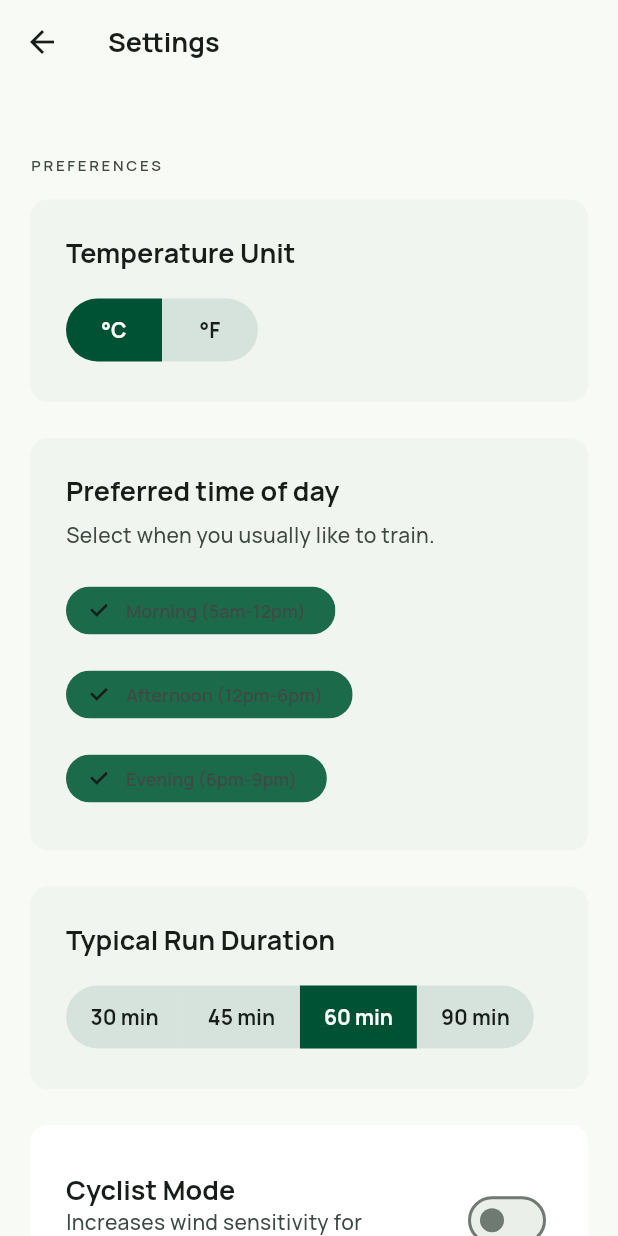
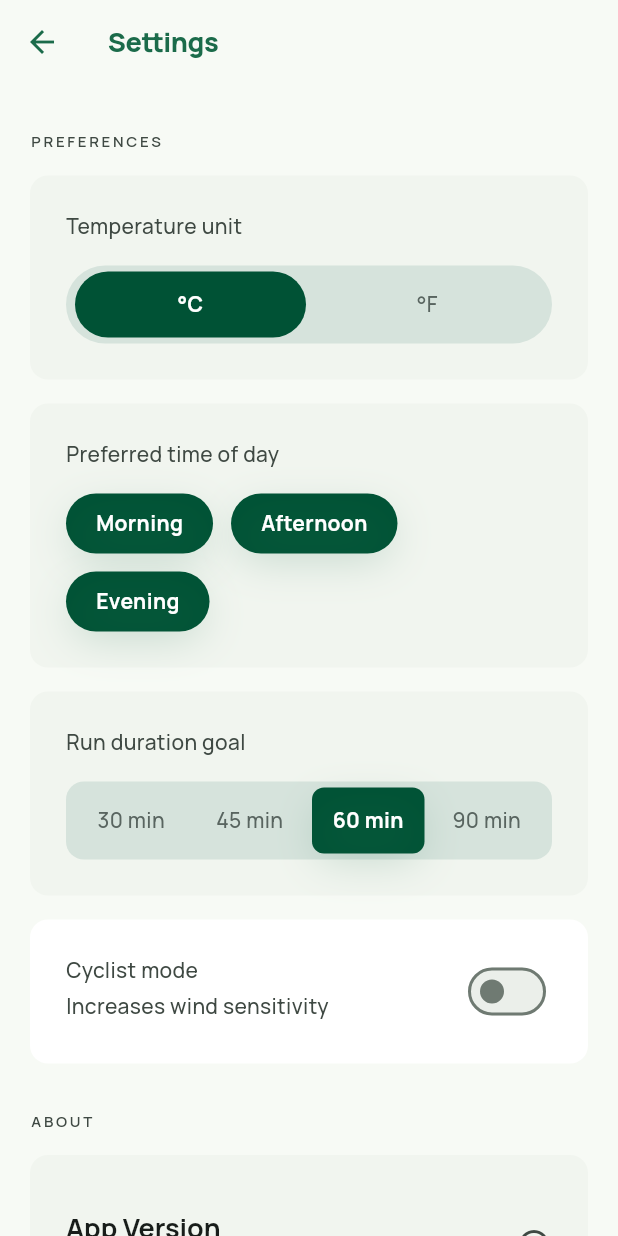
Before and after one commit to JamesRepo/run-check, a Flutter app: the SettingsScreen screen opened by its route, on a phone screen of 412 x 824 dp. Run offline on Flutter 3.47's test engine with Material 3 defaults, Android fonts, the light colour scheme and no system bars; our stand-ins replace flutter_riverpod, geocoding, geolocator, go_router, google_fonts, hive and 2 more; accounts and stored records are empty.

Commit message:
Restyle settings screen to match design

```diff
--- a/lib/screens/settings_screen.dart
+++ b/lib/screens/settings_screen.dart
@@ -5,27 +5,16 @@ import 'package:run_check/models/user_preferences.dart';
 import 'package:run_check/providers/settings_provider.dart';
 import 'package:run_check/utils/app_colors.dart';
 import 'package:run_check/utils/app_radii.dart';
+import 'package:run_check/utils/app_shadows.dart';
 import 'package:run_check/utils/app_spacing.dart';
 
 class SettingsScreen extends ConsumerWidget {
   const SettingsScreen({super.key});
 
   static const _timePeriodOptions = <_TimePeriodOption>[
-    _TimePeriodOption(
-      value: 'morning',
-      label: 'Morning',
-      description: '5am-12pm',
-    ),
-    _TimePeriodOption(
-      value: 'afternoon',
-      label: 'Afternoon',
-      description: '12pm-6pm',
-    ),
-    _TimePeriodOption(
-      value: 'evening',
-      label: 'Evening',
-      description: '6pm-9pm',
-    ),
+    _TimePeriodOption(value: 'morning', label: 'Morning'),
+    _TimePeriodOption(value: 'afternoon', label: 'Afternoon'),
+    _TimePeriodOption(value: 'evening', label: 'Evening'),
   ];
 
   static const _runDurationOptions = UserPreferences.supportedRunDurations;
@@ -42,81 +31,75 @@ class SettingsScreen extends ConsumerWidget {
       appBar: AppBar(
         leading: IconButton(
           onPressed: () => context.pop(),
-          icon: const Icon(Icons.arrow_back),
+          icon: Icon(Icons.arrow_back, color: colorScheme.primaryContainer),
           tooltip: 'Back',
         ),
-        title: const Text('Settings'),
+        title: Text(
+          'Settings',
+          style: theme.textTheme.titleLarge?.copyWith(
+            color: colorScheme.primaryContainer,
+            fontWeight: FontWeight.w800,
+            letterSpacing: -0.3,
+          ),
+        ),
       ),
       body: ListView(
         padding: const EdgeInsets.fromLTRB(
           AppSpacing.screenPaddingH,
-          AppSpacing.screenPaddingTop,
+          32,
           AppSpacing.screenPaddingH,
           AppSpacing.cardGap,
         ),
         children: <Widget>[
           const _SectionHeader(title: 'Preferences'),
-          const SizedBox(height: AppSpacing.labelToContentGap),
+          const SizedBox(height: 16),
           _SettingsGroup(
             child: Column(
               crossAxisAlignment: CrossAxisAlignment.start,
               children: <Widget>[
-                Text('Temperature Unit', style: theme.textTheme.titleLarge),
-                const SizedBox(height: AppSpacing.labelToContentGap),
-                ClipRRect(
-                  borderRadius: BorderRadius.circular(AppRadii.settingsGroup),
-                  child: SegmentedButton<TemperatureUnit>(
-                    segments: const <ButtonSegment<TemperatureUnit>>[
-                      ButtonSegment<TemperatureUnit>(
+                Text(
+                  'Temperature unit',
+                  style: _settingLabelStyle(theme, colorScheme),
+                ),
+                const SizedBox(height: 16),
+                _SegmentedControl<TemperatureUnit>(
+                  value: settings.unit,
+                  options: const <_SegmentedOption<TemperatureUnit>>[
+                    _SegmentedOption(
                       value: TemperatureUnit.celsius,
-                        label: Text('°C'),
+                      label: '°C',
                     ),
-                      ButtonSegment<TemperatureUnit>(
+                    _SegmentedOption(
                       value: TemperatureUnit.fahrenheit,
-                        label: Text('°F'),
+                      label: '°F',
                     ),
                   ],
-                    selected: <TemperatureUnit>{settings.unit},
-                    showSelectedIcon: false,
-                    onSelectionChanged: (Set<TemperatureUnit> selection) {
-                      final unit = selection.first;
-                      settingsNotifier.setUnit(unit);
-                    },
-                  ),
+                  onSelected: settingsNotifier.setUnit,
                 ),
               ],
             ),
           ),
-          const SizedBox(height: AppSpacing.cardGap),
+          const SizedBox(height: 16),
           _SettingsGroup(
             child: Column(
               crossAxisAlignment: CrossAxisAlignment.start,
               children: <Widget>[
                 Text(
                   'Preferred time of day',
-                  style: theme.textTheme.titleLarge,
-                ),
-                const SizedBox(height: AppSpacing.chipGap),
-                Text(
-                  'Select when you usually like to train.',
-                  style: theme.textTheme.bodyMedium?.copyWith(
-                    color: colorScheme.onSurfaceVariant,
-                  ),
+                  style: _settingLabelStyle(theme, colorScheme),
                 ),
                 const SizedBox(height: AppSpacing.labelToContentGap),
                 Wrap(
-                  spacing: AppSpacing.chipGap,
-                  runSpacing: AppSpacing.chipGap,
+                  spacing: 12,
+                  runSpacing: 12,
                   children: _timePeriodOptions
                       .map((option) {
                         final isSelected = settings.preferredPeriods.contains(
                           option.value,
                         );
 
-                        return FilterChip(
-                          label: Text(
-                            '${option.label} (${option.description})',
-                          ),
+                        return _SelectableChip(
+                          label: option.label,
                           selected: isSelected,
                           onSelected: (bool selected) {
                             _handlePreferredPeriodToggle(
@@ -133,56 +116,72 @@ class SettingsScreen extends ConsumerWidget {
               ],
             ),
           ),
-          const SizedBox(height: AppSpacing.cardGap),
+          const SizedBox(height: 16),
           _SettingsGroup(
             child: Column(
               crossAxisAlignment: CrossAxisAlignment.start,
               children: <Widget>[
-                Text('Typical Run Duration', style: theme.textTheme.titleLarge),
+                Text(
+                  'Run duration goal',
+                  style: _settingLabelStyle(theme, colorScheme),
+                ),
                 const SizedBox(height: AppSpacing.labelToContentGap),
-                ClipRRect(
-                  borderRadius: BorderRadius.circular(AppRadii.settingsGroup),
-                  child: SegmentedButton<int>(
-                    segments: _runDurationOptions
+                _SegmentedControl<int>(
+                  value: settings.runDurationMinutes,
+                  outerRadius: 12,
+                  innerRadius: 8,
+                  shadowColor: colorScheme.primaryContainer.withValues(
+                    alpha: 0.2,
+                  ),
+                  options: _runDurationOptions
                       .map(
-                          (int minutes) => ButtonSegment<int>(
+                        (int minutes) => _SegmentedOption<int>(
                           value: minutes,
-                            label: Text('$minutes min'),
+                          label: '$minutes min',
                         ),
                       )
                       .toList(growable: false),
-                    selected: <int>{settings.runDurationMinutes},
-                    showSelectedIcon: false,
-                    onSelectionChanged: (Set<int> selection) {
-                      final duration = selection.first;
-                      settingsNotifier.setRunDuration(duration);
-                    },
+                  onSelected: settingsNotifier.setRunDuration,
+                ),
+              ],
+            ),
+          ),
+          const SizedBox(height: 16),
+          _SettingsGroup(
+            backgroundColor: AppColors.surfaceContainerLowest,
+            child: Row(
+              crossAxisAlignment: CrossAxisAlignment.start,
+              children: <Widget>[
+                Expanded(
+                  child: Column(
+                    crossAxisAlignment: CrossAxisAlignment.start,
+                    children: <Widget>[
+                      Text(
+                        'Cyclist mode',
+                        style: _settingLabelStyle(theme, colorScheme),
+                      ),
+                      const SizedBox(height: 4),
+                      Text(
+                        'Increases wind sensitivity',
+                        style: theme.textTheme.bodyMedium?.copyWith(
+                          color: colorScheme.onSurfaceVariant,
                         ),
                       ),
                     ],
                   ),
                 ),
-          const SizedBox(height: AppSpacing.cardGap),
-          _SettingsGroup(
-            backgroundColor: AppColors.surfaceContainerLowest,
-            child: SwitchListTile(
-              contentPadding: EdgeInsets.zero,
-              title: Text('Cyclist Mode', style: theme.textTheme.titleLarge),
-              subtitle: Text(
-                'Increases wind sensitivity for cycling',
-                style: theme.textTheme.bodyMedium?.copyWith(
-                  color: colorScheme.onSurfaceVariant,
-                ),
-              ),
+                Switch(
                   value: settings.cyclistMode,
                   onChanged: (bool value) {
                     settingsNotifier.setCyclistMode(cyclistMode: value);
                   },
                 ),
+              ],
             ),
-          const SizedBox(height: AppSpacing.sectionGap),
+          ),
+          const SizedBox(height: 32),
           const _SectionHeader(title: 'About'),
-          const SizedBox(height: AppSpacing.labelToContentGap),
+          const SizedBox(height: 16),
           _SettingsGroup(
             child: Column(
               children: <Widget>[
@@ -296,14 +295,182 @@ class _SettingsGroup extends StatelessWidget {
   }
 }
 
+TextStyle? _settingLabelStyle(ThemeData theme, ColorScheme colorScheme) {
+  return theme.textTheme.bodyMedium?.copyWith(
+    color: colorScheme.onSurfaceVariant,
+    fontWeight: FontWeight.w500,
+  );
+}
+
+class _SegmentedControl<T> extends StatelessWidget {
+  const _SegmentedControl({
+    required this.value,
+    required this.options,
+    required this.onSelected,
+    this.outerRadius = AppRadii.button,
+    this.innerRadius = AppRadii.button,
+    this.shadowColor,
+  });
+
+  final T value;
+  final List<_SegmentedOption<T>> options;
+  final ValueChanged<T> onSelected;
+  final double outerRadius;
+  final double innerRadius;
+  final Color? shadowColor;
+
+  @override
+  Widget build(BuildContext context) {
+    final theme = Theme.of(context);
+    final colorScheme = theme.colorScheme;
+
+    return Container(
+      width: double.infinity,
+      padding: const EdgeInsets.all(4),
+      decoration: BoxDecoration(
+        color: colorScheme.secondaryContainer,
+        borderRadius: BorderRadius.circular(outerRadius),
+      ),
+      child: Row(
+        children: options
+            .map(
+              (_SegmentedOption<T> option) => Expanded(
+                child: Padding(
+                  padding: const EdgeInsets.symmetric(horizontal: 2),
+                  child: _SegmentButton<T>(
+                    option: option,
+                    selected: option.value == value,
+                    onPressed: onSelected,
+                    radius: innerRadius,
+                    shadowColor: shadowColor,
+                  ),
+                ),
+              ),
+            )
+            .toList(growable: false),
+      ),
+    );
+  }
+}
+
+class _SegmentButton<T> extends StatelessWidget {
+  const _SegmentButton({
+    required this.option,
+    required this.selected,
+    required this.onPressed,
+    required this.radius,
+    this.shadowColor,
+  });
+
+  final _SegmentedOption<T> option;
+  final bool selected;
+  final ValueChanged<T> onPressed;
+  final double radius;
+  final Color? shadowColor;
+
+  @override
+  Widget build(BuildContext context) {
+    final theme = Theme.of(context);
+    final colorScheme = theme.colorScheme;
+
+    return Material(
+      color: selected ? colorScheme.primary : Colors.transparent,
+      borderRadius: BorderRadius.circular(radius),
+      child: InkWell(
+        borderRadius: BorderRadius.circular(radius),
+        onTap: () => onPressed(option.value),
+        child: AnimatedContainer(
+          duration: const Duration(milliseconds: 140),
+          curve: Curves.easeOut,
+          padding: const EdgeInsets.symmetric(horizontal: 12, vertical: 12),
+          decoration: BoxDecoration(
+            borderRadius: BorderRadius.circular(radius),
+            boxShadow: selected && shadowColor != null
+                ? <BoxShadow>[
+                    AppShadows.editorialShadow.copyWith(color: shadowColor),
+                  ]
+                : const <BoxShadow>[],
+          ),
+          alignment: Alignment.center,
+          child: Text(
+            option.label,
+            style: theme.textTheme.bodyMedium?.copyWith(
+              color: selected
+                  ? colorScheme.onPrimary
+                  : AppColors.onSecondaryContainerMuted,
+              fontWeight: selected ? FontWeight.w700 : FontWeight.w500,
+            ),
+            textAlign: TextAlign.center,
+          ),
+        ),
+      ),
+    );
+  }
+}
+
+class _SelectableChip extends StatelessWidget {
+  const _SelectableChip({
+    required this.label,
+    required this.selected,
+    required this.onSelected,
+  });
+
+  final String label;
+  final bool selected;
+  final ValueChanged<bool> onSelected;
+
+  @override
+  Widget build(BuildContext context) {
+    final theme = Theme.of(context);
+    final colorScheme = theme.colorScheme;
+
+    return Material(
+      color: selected ? colorScheme.primary : AppColors.secondaryFixed,
+      borderRadius: BorderRadius.circular(AppRadii.chip),
+      child: InkWell(
+        borderRadius: BorderRadius.circular(AppRadii.chip),
+        onTap: () => onSelected(!selected),
+        child: AnimatedContainer(
+          duration: const Duration(milliseconds: 140),
+          curve: Curves.easeOut,
+          padding: const EdgeInsets.symmetric(horizontal: 20, vertical: 10),
+          decoration: BoxDecoration(
+            borderRadius: BorderRadius.circular(AppRadii.chip),
+            boxShadow: selected
+                ? <BoxShadow>[
+                    AppShadows.editorialShadow.copyWith(
+                      color: colorScheme.primaryContainer.withValues(
+                        alpha: 0.2,
+                      ),
+                    ),
+                  ]
+                : const <BoxShadow>[],
+          ),
+          child: Text(
+            label,
+            style: theme.textTheme.bodyMedium?.copyWith(
+              color: selected
+                  ? colorScheme.onPrimary
+                  : AppColors.onSecondaryFixed,
+              fontWeight: selected ? FontWeight.w700 : FontWeight.w500,
+            ),
+          ),
+        ),
+      ),
+    );
+  }
+}
+
+class _SegmentedOption<T> {
+  const _SegmentedOption({required this.value, required this.label});
+
+  final T value;
+  final String label;
+}
+
 class _TimePeriodOption {
-  const _TimePeriodOption({
-    required this.value,
-    required this.label,
-    required this.description,
-  });
+  const _TimePeriodOption({required this.value, required this.label});
 
   final String value;
   final String label;
-  final String description;
 }
--- a/lib/utils/app_colors.dart
+++ b/lib/utils/app_colors.dart
@@ -5,6 +5,8 @@ abstract final class AppColors {
   static const surfaceContainerLowest = Color(0xFFFFFFFF);
   static const surfaceContainer = Color(0xFFEBEFEA);
   static const secondaryFixed = Color(0xFFD9E5DF);
+  static const onSecondaryFixed = Color(0xFF131E1A);
+  static const onSecondaryContainerMuted = Color(0xFF596560);
 
   static const scoreExcellent = Color(0xFF1B6B4A);
   static const scoreGood = Color(0xCC1B6B4A);
```
Lines whose indentation alone changed are shown as unchanged.
